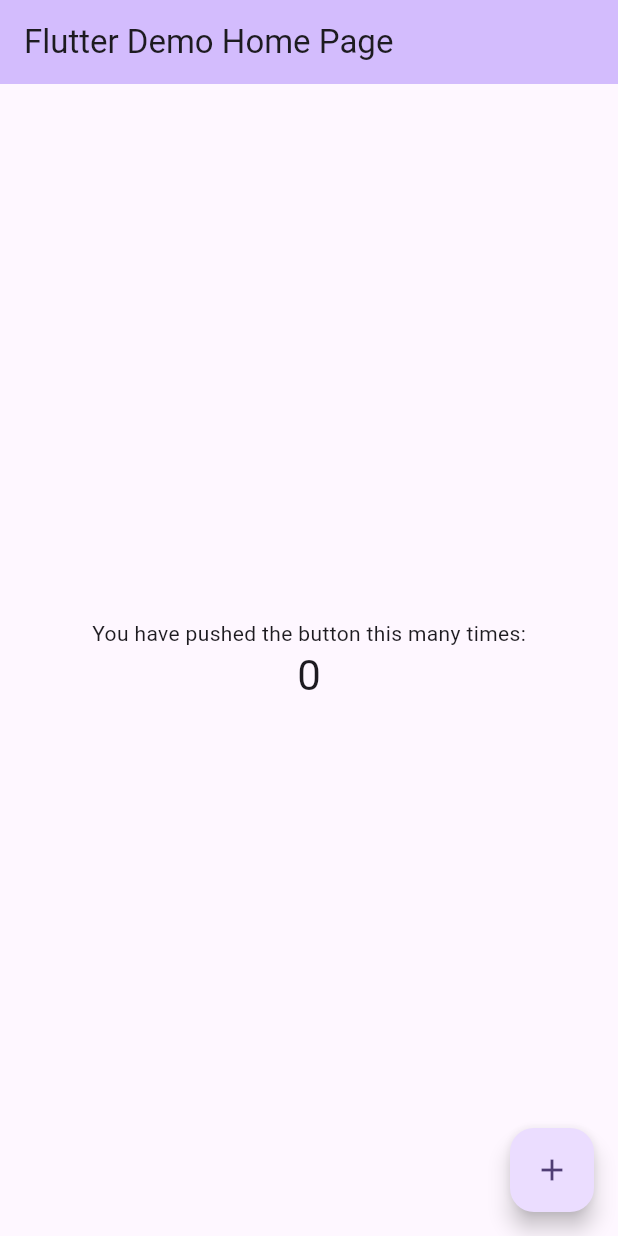
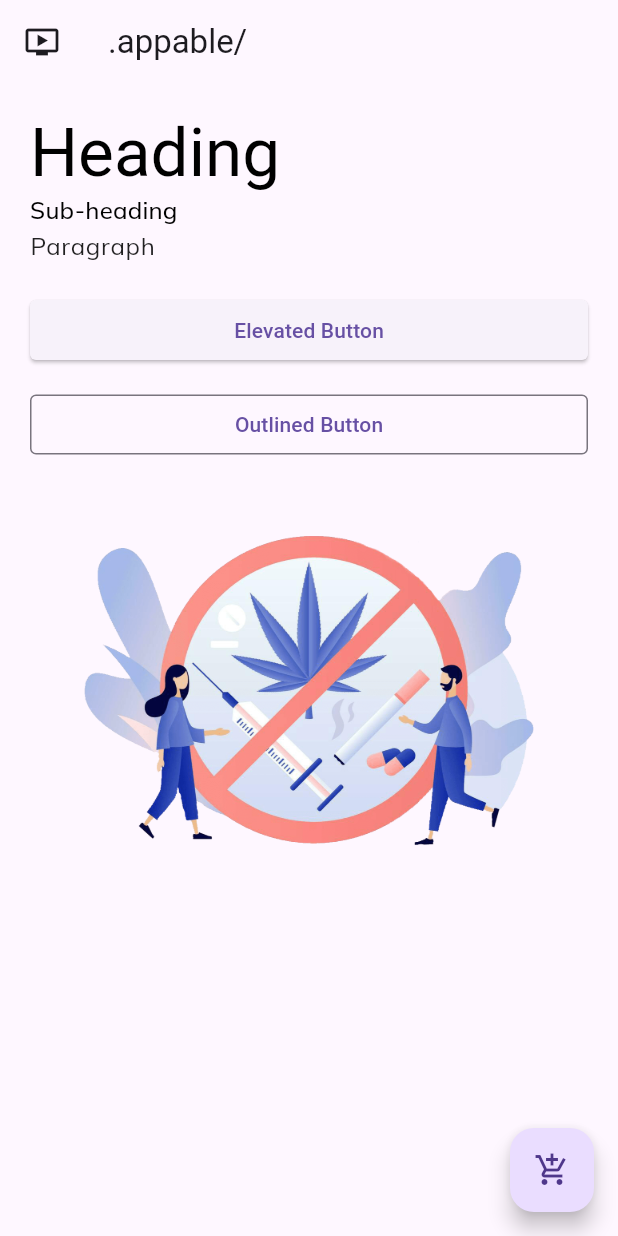
Before and after one commit to mutana-derrick/Heal-Path, a Flutter app: the screen it shows after launch, on a phone screen of 412 x 824 dp. Run offline on Flutter 3.47's test engine with Material 3 defaults, Android fonts, the phone set to English and light mode, and no system bars; our stand-ins replace google_fonts.

Commit message:
added png files in the main.dart

```diff
--- a/lib/main.dart
+++ b/lib/main.dart
@@ -1,4 +1,5 @@
 import 'package:flutter/material.dart';
+import 'package:heal_path/src/utils/theme/theme.dart';
 
 void main() {
   runApp(const MyApp());
@@ -7,119 +8,58 @@
 class MyApp extends StatelessWidget {
   const MyApp({super.key});
 
-  // This widget is the root of your application.
   @override
   Widget build(BuildContext context) {
     return MaterialApp(
-      title: 'Flutter Demo',
-      theme: ThemeData(
-        // This is the theme of your application.
-        //
-        // TRY THIS: Try running your application with "flutter run". You'll see
-        // the application has a purple toolbar. Then, without quitting the app,
-        // try changing the seedColor in the colorScheme below to Colors.green
-        // and then invoke "hot reload" (save your changes or press the "hot
-        // reload" button in a Flutter-supported IDE, or press "r" if you used
-        // the command line to start the app).
-        //
-        // Notice that the counter didn't reset back to zero; the application
-        // state is not lost during the reload. To reset the state, use hot
-        // restart instead.
-        //
-        // This works for code too, not just values: Most code changes can be
-        // tested with just a hot reload.
-        colorScheme: ColorScheme.fromSeed(seedColor: Colors.deepPurple),
-        useMaterial3: true,
-      ),
-      home: const MyHomePage(title: 'Flutter Demo Home Page'),
+      theme: AppTheme.lightTheme,
+      darkTheme: AppTheme.darkTheme,
+      themeMode: ThemeMode.system,
+      home: const HomePage(),
     );
   }
 }
 
-class MyHomePage extends StatefulWidget {
-  const MyHomePage({super.key, required this.title});
-
-  // This widget is the home page of your application. It is stateful, meaning
-  // that it has a State object (defined below) that contains fields that affect
-  // how it looks.
-
-  // This class is the configuration for the state. It holds the values (in this
-  // case the title) provided by the parent (in this case the App widget) and
-  // used by the build method of the State. Fields in a Widget subclass are
-  // always marked "final".
-
-  final String title;
-
-  @override
-  State<MyHomePage> createState() => _MyHomePageState();
-}
-
-class _MyHomePageState extends State<MyHomePage> {
-  int _counter = 0;
-
-  void _incrementCounter() {
-    setState(() {
-      // This call to setState tells the Flutter framework that something has
-      // changed in this State, which causes it to rerun the build method below
-      // so that the display can reflect the updated values. If we changed
-      // _counter without calling setState(), then the build method would not be
-      // called again, and so nothing would appear to happen.
-      _counter++;
-    });
-  }
+class HomePage extends StatelessWidget {
+  const HomePage({super.key});
 
   @override
   Widget build(BuildContext context) {
-    // This method is rerun every time setState is called, for instance as done
-    // by the _incrementCounter method above.
-    //
-    // The Flutter framework has been optimized to make rerunning build methods
-    // fast, so that you can just rebuild anything that needs updating rather
-    // than having to individually change instances of widgets.
     return Scaffold(
       appBar: AppBar(
-        // TRY THIS: Try changing the color here to a specific color (to
-        // Colors.amber, perhaps?) and trigger a hot reload to see the AppBar
-        // change color while the other colors stay the same.
-        backgroundColor: Theme.of(context).colorScheme.inversePrimary,
-        // Here we take the value from the MyHomePage object that was created by
-        // the App.build method, and use it to set our appbar title.
-        title: Text(widget.title),
+          title: const Text(".appable/"),
+          leading: const Icon(Icons.ondemand_video)),
+      floatingActionButton: FloatingActionButton(
+        child: const Icon(Icons.add_shopping_cart_outlined),
+        onPressed: () {},
       ),
-      body: Center(
-        // Center is a layout widget. It takes a single child and positions it
-        // in the middle of the parent.
-        child: Column(
-          // Column is also a layout widget. It takes a list of children and
-          // arranges them vertically. By default, it sizes itself to fit its
-          // children horizontally, and tries to be as tall as its parent.
-          //
-          // Column has various properties to control how it sizes itself and
-          // how it positions its children. Here we use mainAxisAlignment to
-          // center the children vertically; the main axis here is the vertical
-          // axis because Columns are vertical (the cross axis would be
-          // horizontal).
-          //
-          // TRY THIS: Invoke "debug painting" (choose the "Toggle Debug Paint"
-          // action in the IDE, or press "p" in the console), to see the
-          // wireframe for each widget.
-          mainAxisAlignment: MainAxisAlignment.center,
-          children: <Widget>[
-            const Text(
-              'You have pushed the button this many times:',
+      body: Padding(
+        padding: const EdgeInsets.all(20.0),
+        child: ListView(
+          children: [
+            Text("Heading", style: Theme.of(context).textTheme.displayMedium),
+            Text("Sub-heading", style: Theme.of(context).textTheme.titleMedium),
+            Text("Paragraph", style: Theme.of(context).textTheme.bodyLarge),
+            const SizedBox(
+              height: 20,
             ),
-            Text(
-              '$_counter',
-              style: Theme.of(context).textTheme.headlineMedium,
+            ElevatedButton(
+              onPressed: () {},
+              child: const Text("Elevated Button"),
+            ),
+            const SizedBox(
+              height: 15,
+            ),
+            OutlinedButton(
+              onPressed: () {},
+              child: const Text("Outlined Button"),
+            ),
+            const Padding(
+              padding: EdgeInsets.all(20.0),
+              child: Image(image: AssetImage("assets/images/nodrugs.png")),
             ),
           ],
         ),
       ),
-      floatingActionButton: FloatingActionButton(
-        onPressed: _incrementCounter,
-        tooltip: 'Increment',
-        child: const Icon(Icons.add),
-      ), // This trailing comma makes auto-formatting nicer for build methods.
     );
   }
 }
```
Also changed, not shown: pubspec.lock, 1 other file.
